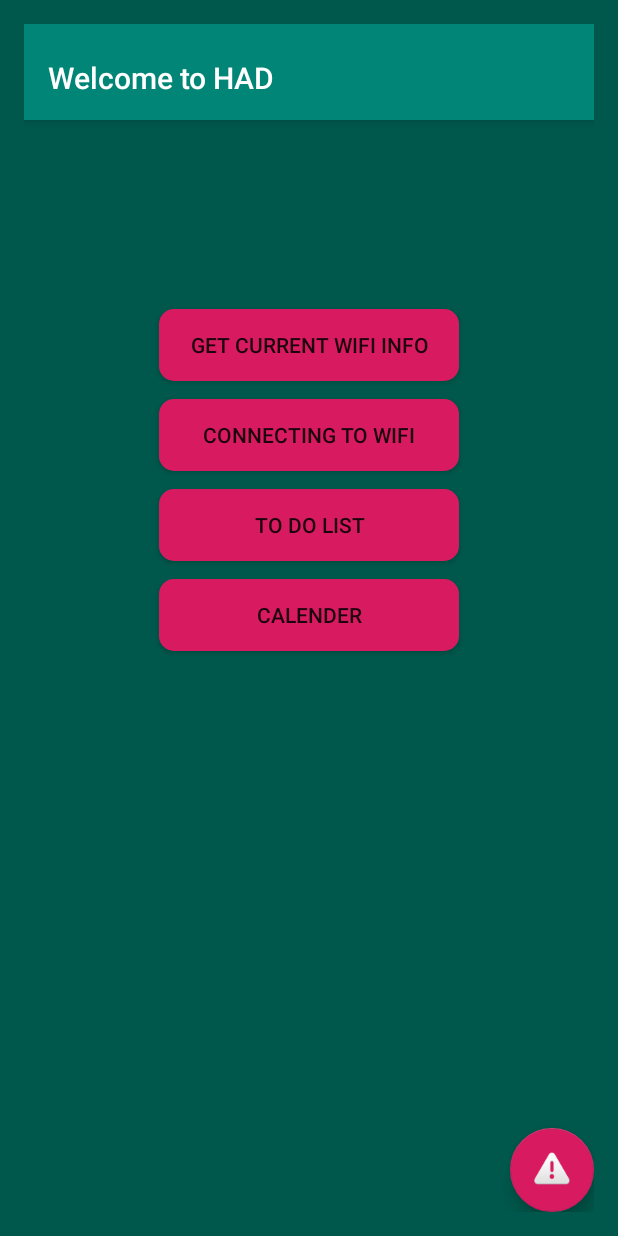
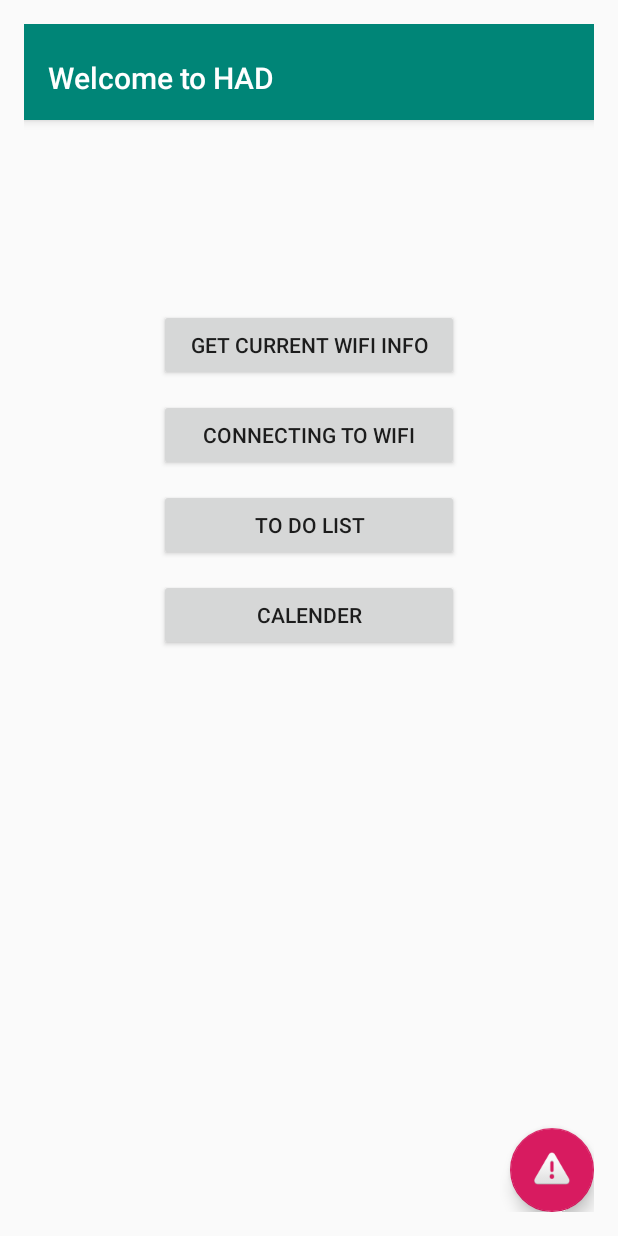
Before and after one commit to PoisonJL/HAD, an Android app: the screen it shows after launch (MainActivity), on a phone screen of 412 x 824 dp. Run offline under Robolectric (Android 15) with nearby library versions, the phone set to English and light mode, and no system bars; our stand-ins replace Firebase (no records; nobody signed in at launch, a user with empty details on screens opened directly).

Commit message:
original color

```diff
--- a/HadControlPanel/app/src/main/res/drawable/bg_btn.xml
+++ /dev/null
@@ -1,9 +0,0 @@
-<?xml version="1.0" encoding="utf-8"?>
-<shape xmlns:android="http://schemas.android.com/apk/res/android">
-    <corners
-        android:radius="10dp"
-        />
-    <solid
-        android:color="@color/colorAccent"
-        ></solid>
-</shape>
--- a/HadControlPanel/app/src/main/res/drawable/bg_calen.xml
+++ b/HadControlPanel/app/src/main/res/drawable/bg_calen.xml
@@ -7,5 +7,4 @@
     <solid
         android:color="#FFF"
     />
-
 </shape>
--- a/HadControlPanel/app/src/main/res/layout/activity_calender.xml
+++ b/HadControlPanel/app/src/main/res/layout/activity_calender.xml
@@ -6,7 +6,7 @@
     xmlns:tools="http://schemas.android.com/tools"
     android:layout_width="match_parent"
     android:layout_height="match_parent"
-    android:background="@color/colorPrimaryDark"
+    android:background="@color/colorPrimary"
     android:orientation="vertical"
     android:padding="16dp"
     tools:context=".calender">
--- a/HadControlPanel/app/src/main/res/layout/activity_data_retrived.xml
+++ b/HadControlPanel/app/src/main/res/layout/activity_data_retrived.xml
@@ -4,10 +4,10 @@
     xmlns:tools="http://schemas.android.com/tools"
     android:layout_width="match_parent"
     android:layout_height="match_parent"
-    android:background="@color/colorPrimaryDark"
     android:orientation="vertical"
     android:padding="16dp"
-    tools:context=".DataRetrived">
+    tools:context=".DataRetrived"
+    app:title="132">
 
     <android.support.design.widget.AppBarLayout
         android:id="@+id/appbar"
--- a/HadControlPanel/app/src/main/res/layout/activity_main.xml
+++ b/HadControlPanel/app/src/main/res/layout/activity_main.xml
@@ -7,7 +7,6 @@
     android:layout_width="match_parent"
     android:layout_height="match_parent"
     android:fitsSystemWindows="true"
-    android:background="@color/colorPrimaryDark"
     android:orientation="vertical"
     android:padding="16dp"
     tools:context=".MainActivity">
@@ -58,7 +57,6 @@
         android:layout_height="wrap_content"
         android:layout_centerHorizontal="true"
         android:layout_marginTop="190dp"
-        android:background="@drawable/bg_btn"
         android:onClick="onGetWiFiInfoClick"
         android:text="Get Current WiFi Info" />
 
@@ -68,7 +66,6 @@
         android:layout_height="wrap_content"
         android:layout_centerHorizontal="true"
         android:layout_marginTop="250dp"
-        android:background="@drawable/bg_btn"
         android:onClick="onConnectingWiFiClick"
         android:text="Connecting to WiFi" />
 
@@ -79,20 +76,14 @@
         android:layout_centerHorizontal="true"
         android:layout_marginTop="310dp"
         android:text="To Do List"
-        android:background="@drawable/bg_btn"
         android:textAlignment="center" />
-        //app:layout_anchor="@+id/container"
-        //app:layout_anchorGravity="center_horizontal|center|clip_vertical|clip_horizontal|start|end" />
 
     <Button
         android:id="@+id/Calender"
         android:layout_width="200dp"
         android:layout_height="wrap_content"
         android:layout_marginTop="370dp"
-        android:background="@drawable/bg_btn"
         android:layout_centerHorizontal="true"
         android:text="calender"/>
-        //app:layout_anchor="@+id/container"
-        //app:layout_anchorGravity="right|center|clip_vertical|clip_horizontal|end" />
 
 </RelativeLayout>
--- a/HadControlPanel/app/src/main/res/layout/activity_todolist.xml
+++ b/HadControlPanel/app/src/main/res/layout/activity_todolist.xml
@@ -5,9 +5,8 @@
     android:layout_width="match_parent"
     android:layout_height="match_parent"
     android:orientation="vertical"
-    android:background="@color/colorPrimaryDark"
     android:padding="16dp"
-    tools:context=".todolist">
+    tools:context=".TodoItem">
 
     <android.support.design.widget.AppBarLayout
         android:id="@+id/appbar"
@@ -51,7 +50,6 @@
             android:layout_width="0dp"
             android:layout_height="wrap_content"
             android:layout_weight="1"
-            android:background="@drawable/bg_btn"
             android:text="add" />
 
     </LinearLayout>
--- a/HadControlPanel/app/src/main/res/layout/activity_wifi.xml
+++ b/HadControlPanel/app/src/main/res/layout/activity_wifi.xml
@@ -5,7 +5,6 @@
     xmlns:tools="http://schemas.android.com/tools"
     android:layout_width="match_parent"
     android:layout_height="match_parent"
-    android:background="@color/colorPrimaryDark"
     android:orientation="vertical"
     android:padding="16dp"
     tools:context=".WifiActivity">
@@ -72,7 +71,6 @@
         android:layout_height="50dp"
         android:layout_marginTop="32dp"
         android:layout_marginEnd="104dp"
-        android:background="@drawable/bg_btn"
         android:text="Connect"
         app:layout_constraintEnd_toEndOf="parent"
         app:layout_constraintTop_toBottomOf="@+id/passInput" />
--- a/HadControlPanel/app/src/main/res/layout/list_view.xml
+++ b/HadControlPanel/app/src/main/res/layout/list_view.xml
@@ -4,7 +4,6 @@
     xmlns:app="http://schemas.android.com/apk/res-auto"
     android:layout_width="match_parent"
     android:layout_height="match_parent"
-    android:background="@color/colorPrimaryDark"
     android:padding="16dp"
     android:orientation="vertical">
 
--- a/HadControlPanel/app/src/main/res/layout/update.xml
+++ b/HadControlPanel/app/src/main/res/layout/update.xml
@@ -3,7 +3,6 @@
     xmlns:tools="http://schemas.android.com/tools"
     android:layout_width="match_parent"
     android:layout_height="match_parent"
-    android:background="@color/colorPrimaryDark"
     android:padding="16dp"
     android:orientation="vertical">
 
@@ -35,7 +34,6 @@
         android:id="@+id/btnUpdate"
         android:layout_width="match_parent"
         android:layout_height="wrap_content"
-        android:background="@drawable/bg_btn"
         android:text="update" />
 
 </LinearLayout>
```
